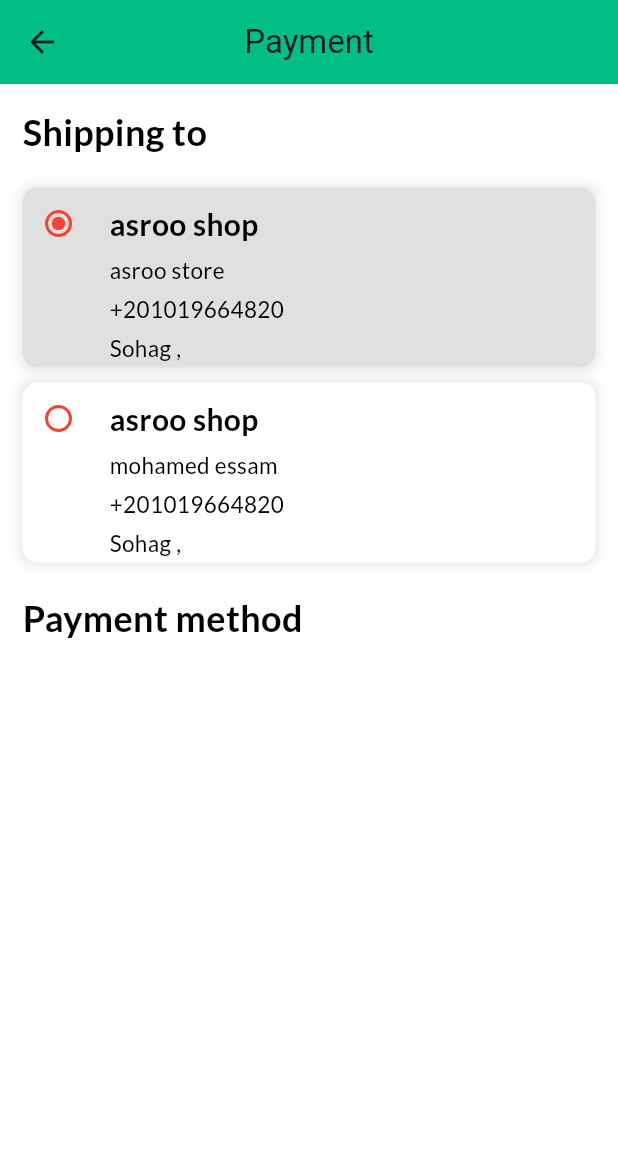
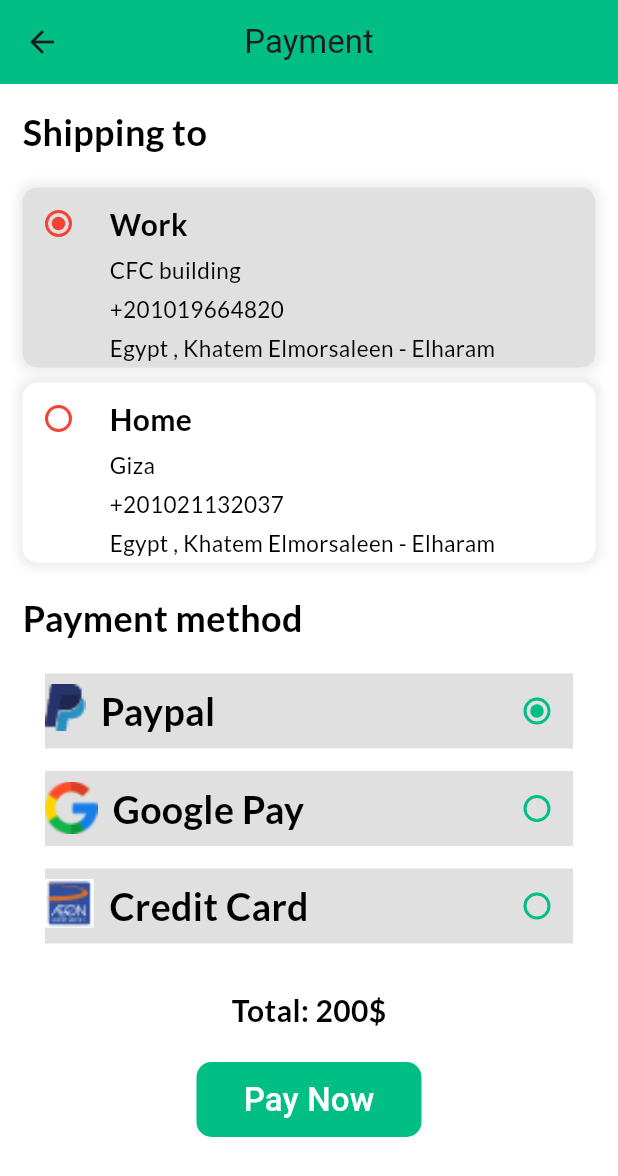
Before and after one commit to MohamedEssam9009/Shop-Mart, a Flutter app: the PayMentScreen screen opened by its route, on a phone screen of 412 x 824 dp. Shown: the top 1176 px of the screen. Run offline on Flutter 3.47's test engine with Material 3 defaults, Android fonts, the phone set to English and light mode, and no system bars; our stand-ins replace badges, carousel_slider, firebase_auth, firebase_core, flutter_rating_bar, get and 5 more; accounts and stored records are empty; network calls fail; statements that could not run were skipped.

Commit message:
Payment Design Ui two

```diff
--- a/lib/view/screens/payment_screen.dart
+++ b/lib/view/screens/payment_screen.dart
@@ -4,6 +4,7 @@ import 'package:get/get.dart';
 
 import '../../utils/theme.dart';
 import '../widgets/payment/delivery_container_widget.dart';
+import '../widgets/payment/payment_method_widget.dart';
 
 class PayMentScreen extends StatelessWidget {
   const PayMentScreen({super.key});
@@ -42,9 +43,41 @@ class PayMentScreen extends StatelessWidget {
                 underline: TextDecoration.none,
               ),
               const SizedBox(height: 20.0),
-              // Payment Method Widget
+              const PaymentMethodWidget(),
               const SizedBox(height: 30.0),
-              // Total button
+              Center(
+                child: TextUtils(
+                  text: 'Total: 200\$',
+                  color: Get.isDarkMode ? Colors.white : Colors.black,
+                  fontSize: 20.0,
+                  fontWeight: FontWeight.bold,
+                  underline: TextDecoration.none,
+                ),
+              ),
+              const SizedBox(height: 20.0),
+              Center(
+                child: SizedBox(
+                  height: 50.0,
+                  width: 150.0,
+                  child: ElevatedButton(
+                    style: ElevatedButton.styleFrom(
+                      elevation: 0.0,
+                      backgroundColor: Get.isDarkMode ? pinkClr : mainColor,
+                      shape: RoundedRectangleBorder(
+                        borderRadius: BorderRadius.circular(10.0),
+                      ),
+                    ),
+                    onPressed: () {},
+                    child: const Text(
+                      'Pay Now',
+                      style: TextStyle(
+                        color: Colors.white,
+                        fontSize: 22.0,
+                      ),
+                    ),
+                  ),
+                ),
+              )
             ],
           ),
         ),
--- a/lib/view/widgets/payment/delivery_container_widget.dart
+++ b/lib/view/widgets/payment/delivery_container_widget.dart
@@ -18,10 +18,10 @@ class _DeliveryContainerWidgetState extends State<DeliveryContainerWidget> {
     return Column(
       children: [
         buildRadioContainer(
-          address: 'Sohag , ',
-          name: 'asroo store',
+          address: 'Egypt , Khatem Elmorsaleen - Elharam',
+          name: 'CFC building',
           phone: '+201019664820',
-          title: 'asroo shop',
+          title: 'Work',
           value: 1,
           color: changeColor ? Colors.white : Colors.grey.shade300,
           onChanged: (int? value) {
@@ -33,10 +33,10 @@ class _DeliveryContainerWidgetState extends State<DeliveryContainerWidget> {
         ),
         const SizedBox(height: 10.0),
         buildRadioContainer(
-          address: 'Sohag , ',
-          name: 'mohamed essam',
-          phone: '+201019664820',
-          title: 'asroo shop',
+          address: 'Egypt , Khatem Elmorsaleen - Elharam',
+          name: 'Giza',
+          phone: '+201021132037',
+          title: 'Home',
           value: 2,
           color: changeColor ? Colors.grey.shade300 : Colors.white,
           onChanged: (int? value) {
--- /dev/null
+++ b/lib/view/widgets/payment/payment_method_widget.dart
@@ -0,0 +1,101 @@
+import 'package:asroo_shop/utils/theme.dart';
+import 'package:asroo_shop/view/widgets/text_utils.dart';
+import 'package:flutter/material.dart';
+
+class PaymentMethodWidget extends StatefulWidget {
+  const PaymentMethodWidget({super.key});
+
+  @override
+  State<PaymentMethodWidget> createState() => _PaymentMethodWidgetState();
+}
+
+class _PaymentMethodWidgetState extends State<PaymentMethodWidget> {
+  int radioPaymentIndex = 1;
+
+  @override
+  Widget build(BuildContext context) {
+    return Padding(
+      padding: const EdgeInsets.only(left: 15.0, right: 15.0),
+      child: Column(
+        children: [
+          buildRadioPayment(
+            name: 'Paypal',
+            image: 'assets/images/paypal.png',
+            scale: 0.7,
+            value: 1,
+            onChanged: (int? value) {
+              setState(() {
+                radioPaymentIndex = value!;
+              });
+            },
+          ),
+          const SizedBox(height: 15.0),
+          buildRadioPayment(
+            name: 'Google Pay',
+            image: 'assets/images/google.png',
+            scale: 0.8,
+            value: 2,
+            onChanged: (int? value) {
+              setState(() {
+                radioPaymentIndex = value!;
+              });
+            },
+          ),
+          const SizedBox(height: 15.0),
+          buildRadioPayment(
+            name: 'Credit Card',
+            image: 'assets/images/credit.png',
+            scale: 0.7,
+            value: 3,
+            onChanged: (int? value) {
+              setState(() {
+                radioPaymentIndex = value!;
+              });
+            },
+          ),
+        ],
+      ),
+    );
+  }
+
+  Widget buildRadioPayment({
+    required String image,
+    required double scale,
+    required String name,
+    required int value,
+    required Function onChanged,
+  }) {
+    return Container(
+      height: 50.0,
+      width: double.infinity,
+      color: Colors.grey[300],
+      child: Row(
+        mainAxisAlignment: MainAxisAlignment.spaceBetween,
+        children: [
+          Row(
+            crossAxisAlignment: CrossAxisAlignment.start,
+            children: [
+              Image.asset(image, scale: scale),
+              const SizedBox(width: 10.0),
+              TextUtils(
+                text: name,
+                color: Colors.black,
+                fontSize: 25.0,
+                fontWeight: FontWeight.bold,
+                underline: TextDecoration.none,
+              ),
+            ],
+          ),
+          Radio(
+            value: value,
+            groupValue: radioPaymentIndex,
+            fillColor: MaterialStateColor.resolveWith((states) => mainColor),
+            onChanged: (int? value) {
+              onChanged(value);
+            },
+          ),
+        ],
+      ),
+    );
+  }
+}
```
